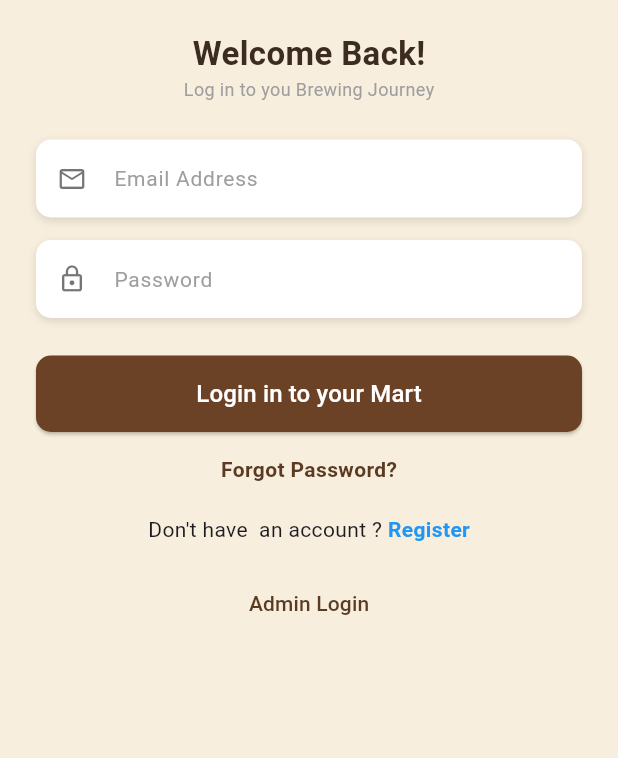
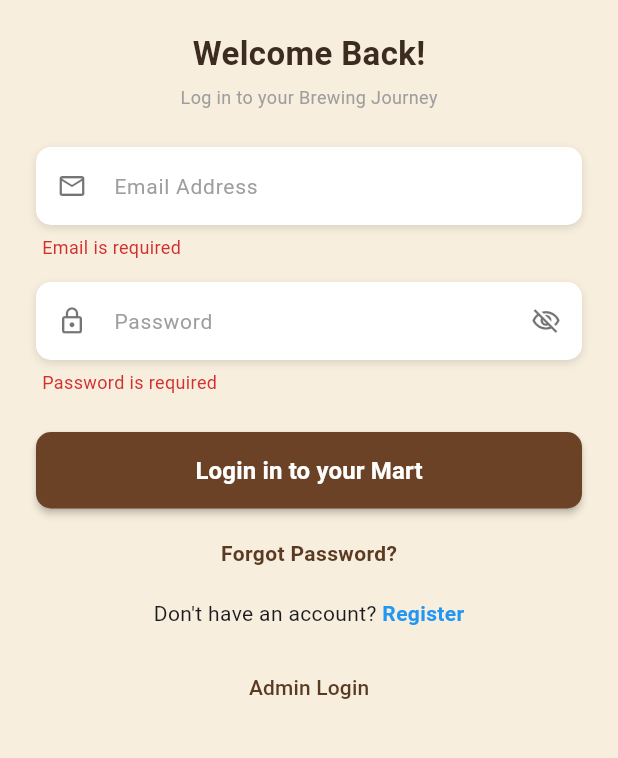
Before and after one commit to vghetiya259/teamart_application, a Flutter app: the LoginPage screen opened directly, after a tap on "Login in to your Mart", on a phone screen of 412 x 824 dp, the part 216-974 px from its top. Run offline on Flutter 3.47's test engine with Material 3 defaults, Android fonts, the phone set to English and light mode, and no system bars.

Commit message:
update validation code in login

```diff
--- a/lib/login_page.dart
+++ b/lib/login_page.dart
@@ -2,8 +2,35 @@ import 'package:flutter/material.dart';
 import 'register_page.dart';
 import 'forgot_password_page.dart';
 
-class LoginPage extends StatelessWidget {
+class LoginPage extends StatefulWidget {
   const LoginPage({super.key});
+
+  @override
+  State<LoginPage> createState() => _LoginPageState();
+}
+
+class _LoginPageState extends State<LoginPage> {
+  final _formKey = GlobalKey<FormState>();
+  final TextEditingController _emailController = TextEditingController();
+  final TextEditingController _passwordController = TextEditingController();
+
+  bool _obscurePassword = true;
+
+  @override
+  void dispose() {
+    _emailController.dispose();
+    _passwordController.dispose();
+    super.dispose();
+  }
+
+  void _handleLogin() {
+    if (_formKey.currentState!.validate()) {
+      // Form valid thay tyare login process karo
+      ScaffoldMessenger.of(
+        context,
+      ).showSnackBar(const SnackBar(content: Text('Logging in...')));
+    }
+  }
 
   @override
   Widget build(BuildContext context) {
@@ -12,6 +39,8 @@ class LoginPage extends StatelessWidget {
       body: SafeArea(
         child: SingleChildScrollView(
           padding: const EdgeInsets.all(24),
+          child: Form(
+            key: _formKey,
             child: Column(
               children: [
                 const SizedBox(height: 10),
@@ -29,17 +58,28 @@ class LoginPage extends StatelessWidget {
                     color: Color(0xFF3B2B20),
                   ),
                 ),
+                const SizedBox(height: 5),
                 const Text(
-                'Log in to you Brewing Journey',
+                  'Log in to your Brewing Journey',
                   style: TextStyle(color: Colors.grey, fontSize: 12),
                 ),
                 const SizedBox(height: 25),
-              _buildTextField('Email Address', Icons.email_outlined),
+
+                // Email Field
+                _buildEmailFormField(),
+
                 const SizedBox(height: 15),
-              _buildTextField('Password', Icons.lock_outline, isObscure: true),
+
+                // Password Field
+                _buildPasswordFormField(),
+
                 const SizedBox(height: 25),
-              _buildBrownButton('Login in to your Mart', () {}),
-              const SizedBox(height: 15),
+
+                // Login Button
+                _buildBrownButton('Login in to your Mart', _handleLogin),
+
+                const SizedBox(height: 20),
+
                 GestureDetector(
                   onTap: () {
                     Navigator.push(
@@ -57,11 +97,13 @@ class LoginPage extends StatelessWidget {
                     ),
                   ),
                 ),
+
                 const SizedBox(height: 20),
+
                 Row(
                   mainAxisAlignment: MainAxisAlignment.center,
                   children: [
-                  const Text("Don't have  an account ? "),
+                    const Text("Don't have an account? "),
                     GestureDetector(
                       onTap: () {
                         Navigator.push(
@@ -81,7 +123,9 @@ class LoginPage extends StatelessWidget {
                     ),
                   ],
                 ),
+
                 const SizedBox(height: 15),
+
                 TextButton(
                   onPressed: () {},
                   child: const Text(
@@ -93,28 +137,156 @@ class LoginPage extends StatelessWidget {
             ),
           ),
         ),
+      ),
     );
   }
 
-  Widget _buildTextField(String hint, IconData icon, {bool isObscure = false}) {
-    return Container(
+  Widget _buildEmailFormField() {
+    return FormField<String>(
+      validator: (value) {
+        final email = _emailController.text.trim();
+        if (email.isEmpty) {
+          return 'Email is required';
+        }
+        final emailRegex = RegExp(r'^[\w-\.]+@([\w-]+\.)+[\w-]{2,4}$');
+        if (!emailRegex.hasMatch(email)) {
+          return 'Please enter a valid email address';
+        }
+        return null;
+      },
+      builder: (FormFieldState<String> state) {
+        return Column(
+          crossAxisAlignment: CrossAxisAlignment.start,
+          children: [
+            Container(
               decoration: BoxDecoration(
                 color: Colors.white,
                 borderRadius: BorderRadius.circular(10),
                 boxShadow: const [
-          BoxShadow(color: Colors.black12, blurRadius: 4, offset: Offset(0, 2)),
+                  BoxShadow(
+                    color: Colors.black12,
+                    blurRadius: 4,
+                    offset: Offset(0, 2),
+                  ),
                 ],
               ),
               child: TextField(
-        obscureText: isObscure,
+                controller: _emailController,
+                keyboardType: TextInputType.emailAddress,
+                onChanged: (val) {
+                  if (state.hasError) {
+                    state.validate();
+                  }
+                },
+                decoration: const InputDecoration(
+                  hintText: 'Email Address',
+                  hintStyle: TextStyle(fontSize: 14, color: Colors.grey),
+                  prefixIcon: Icon(
+                    Icons.mail_outline,
+                    color: Colors.black54,
+                    size: 20,
+                  ),
+                  border: InputBorder.none,
+                  contentPadding: EdgeInsets.symmetric(vertical: 14),
+                ),
+              ),
+            ),
+            if (state.hasError)
+              Padding(
+                padding: const EdgeInsets.only(top: 6, left: 4),
+                child: Text(
+                  state.errorText!,
+                  style: const TextStyle(
+                    color: Color(0xFFD32F2F),
+                    fontSize: 12,
+                    fontWeight: FontWeight.w400,
+                  ),
+                ),
+              ),
+          ],
+        );
+      },
+    );
+  }
+
+  Widget _buildPasswordFormField() {
+    return FormField<String>(
+      validator: (value) {
+        final password = _passwordController.text;
+        if (password.isEmpty) {
+          return 'Password is required';
+        }
+        if (password.length < 6) {
+          return 'Password must be at least 6 characters';
+        }
+        return null;
+      },
+      builder: (FormFieldState<String> state) {
+        return Column(
+          crossAxisAlignment: CrossAxisAlignment.start,
+          children: [
+            Container(
+              decoration: BoxDecoration(
+                color: Colors.white,
+                borderRadius: BorderRadius.circular(10),
+                boxShadow: const [
+                  BoxShadow(
+                    color: Colors.black12,
+                    blurRadius: 4,
+                    offset: Offset(0, 2),
+                  ),
+                ],
+              ),
+              child: TextField(
+                controller: _passwordController,
+                obscureText: _obscurePassword,
+                onChanged: (val) {
+                  if (state.hasError) {
+                    state.validate();
+                  }
+                },
                 decoration: InputDecoration(
-          hintText: hint,
+                  hintText: 'Password',
                   hintStyle: const TextStyle(fontSize: 14, color: Colors.grey),
-          prefixIcon: Icon(icon, color: Colors.black54, size: 20),
+                  prefixIcon: const Icon(
+                    Icons.lock_outline,
+                    color: Colors.black54,
+                    size: 20,
+                  ),
+                  suffixIcon: IconButton(
+                    icon: Icon(
+                      _obscurePassword
+                          ? Icons.visibility_off_outlined
+                          : Icons.visibility_outlined,
+                      color: Colors.black54,
+                      size: 20,
+                    ),
+                    onPressed: () {
+                      setState(() {
+                        _obscurePassword = !_obscurePassword;
+                      });
+                    },
+                  ),
                   border: InputBorder.none,
                   contentPadding: const EdgeInsets.symmetric(vertical: 14),
                 ),
               ),
+            ),
+            if (state.hasError)
+              Padding(
+                padding: const EdgeInsets.only(top: 6, left: 4),
+                child: Text(
+                  state.errorText!,
+                  style: const TextStyle(
+                    color: Color(0xFFD32F2F),
+                    fontSize: 12,
+                    fontWeight: FontWeight.w400,
+                  ),
+                ),
+              ),
+          ],
+        );
+      },
     );
   }
 
@@ -128,11 +300,16 @@ class LoginPage extends StatelessWidget {
           shape: RoundedRectangleBorder(
             borderRadius: BorderRadius.circular(10),
           ),
+          elevation: 2,
         ),
         onPressed: onPressed,
         child: Text(
           text,
-          style: const TextStyle(color: Colors.white, fontSize: 16),
+          style: const TextStyle(
+            color: Colors.white,
+            fontSize: 16,
+            fontWeight: FontWeight.bold,
+          ),
         ),
       ),
     );
```
Lines whose indentation alone changed are shown as unchanged.
